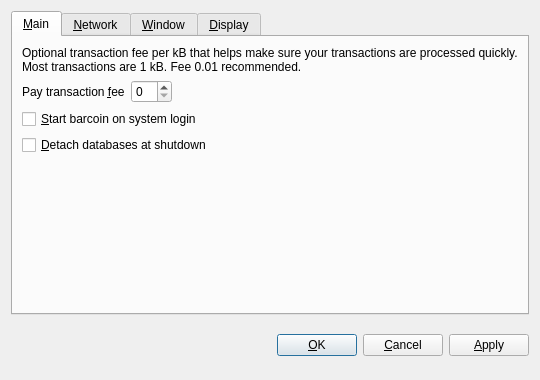
Old version of the form src/qt/forms/optionsdialog.ui in the repository Pranz/smallchange.
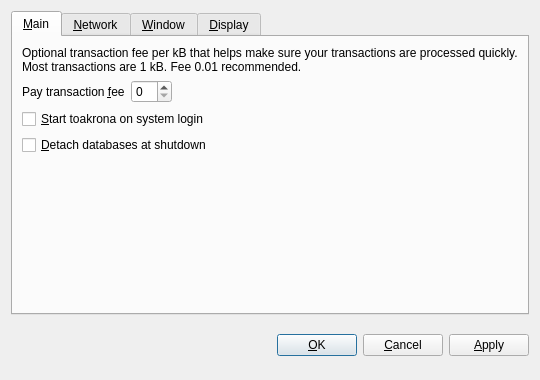
New version of the form. The open tabs and pages were chosen to show the change. Custom widgets are drawn as their Qt base class.

What changed in the file:
```diff
--- a/src/qt/forms/optionsdialog.ui
+++ b/src/qt/forms/optionsdialog.ui
@@ -82,7 +82,7 @@
           <string>Automatically start barcoin after logging in to the system.</string>
          </property>
          <property name="text">
-          <string>&amp;Start barcoin on system login</string>
+          <string>&amp;Start toakrona on system login</string>
          </property>
         </widget>
        </item>
```
Left out of the diff: 10 changed lines with no effect on the pictures.
